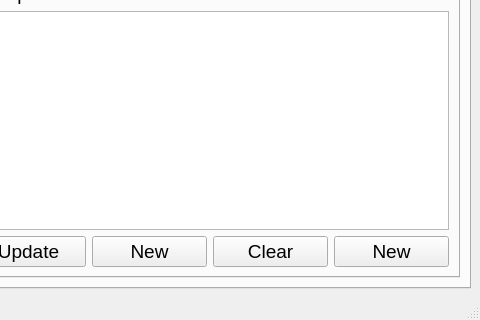
Qt form main_ui.ui (swanduron/nvbug) before a commit; both pictures show x 653 to 1133 and y 592 to 912 of the 1133 by 912 pixel window.
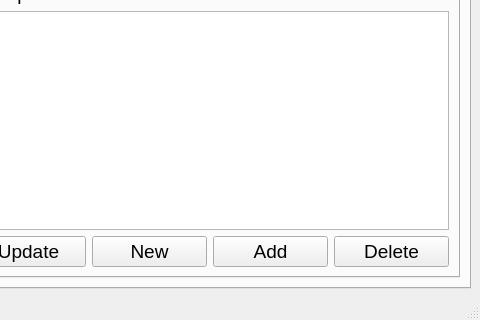
The same form after that commit.

```diff
--- a/main_ui.ui
+++ b/main_ui.ui
@@ -685,14 +685,14 @@
               <item>
                <widget class="QPushButton" name="pushButton_15">
                 <property name="text">
-                 <string>Clear</string>
+                 <string>Add</string>
                 </property>
                </widget>
               </item>
               <item>
                <widget class="QPushButton" name="pushButton_16">
                 <property name="text">
-                 <string>New</string>
+                 <string>Delete</string>
                 </property>
                </widget>
               </item>
```
